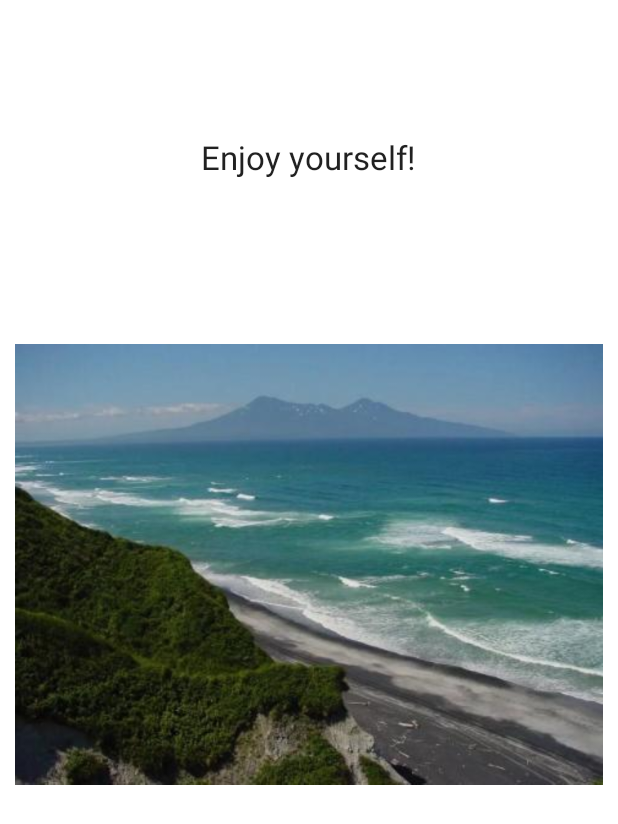
After one commit to mihan-pro/NNGASU_MOBILE_DEVELOPMENT_LABS, an Android app: the Curily screen opened directly, with no data from a screen before it, on a phone screen of 412 x 824 dp. The commit adds this screen. Shown: the top 824 px of the screen. Run offline under Robolectric (Android 15) with nearby library versions, the phone set to English and light mode, and no system bars.

Commit message:
feat: lab work 4 - travel destinations

```diff
--- a/app/src/main/AndroidManifest.xml
+++ b/app/src/main/AndroidManifest.xml
@@ -10,7 +10,7 @@
         android:supportsRtl="true"
         android:theme="@style/Theme.Proshin9341">
         <activity
-            android:name=".MainActivity"
+            android:name=".MultiScreenMainActivity"
             android:exported="true">
             <intent-filter>
                 <action android:name="android.intent.action.MAIN" />
@@ -18,6 +18,10 @@
                 <category android:name="android.intent.category.LAUNCHER" />
             </intent-filter>
         </activity>
+        <activity android:name=".Canari"/>
+        <activity android:name=".Curily"/>
+        <activity android:name=".Maldivi"/>
+        <activity android:name=".Philippini"/>
     </application>
 
 </manifest>
--- /dev/null
+++ b/app/src/main/java/com/app/proshin934_1/Curily.java
@@ -0,0 +1,14 @@
+package com.app.proshin934_1;
+
+import android.app.Activity;
+import android.os.Bundle;
+
+public class Curily extends Activity
+{
+    @Override
+    protected void onCreate(Bundle savedInstanceState)
+    {
+        super.onCreate(savedInstanceState);
+        setContentView(R.layout.curili);
+    }
+}
--- /dev/null
+++ b/app/src/main/res/layout/curili.xml
@@ -0,0 +1,27 @@
+<?xml version="1.0" encoding="utf-8"?>
+<RelativeLayout xmlns:android="http://schemas.android.com/apk/res/android"
+    android:id="@+id/RelativeLayout1"
+    android:layout_width="fill_parent"
+    android:layout_height="fill_parent"
+    android:padding="10dip" >
+
+    <ImageView
+        android:id="@+id/imageView1"
+        android:layout_width="wrap_content"
+        android:layout_height="wrap_content"
+        android:layout_alignParentTop="true"
+        android:layout_centerHorizontal="true"
+        android:layout_marginTop="186dp"
+        android:src="@drawable/kurili" />
+
+    <TextView
+        android:id="@+id/textView1"
+        android:layout_width="wrap_content"
+        android:layout_height="wrap_content"
+        android:layout_alignParentTop="true"
+        android:layout_centerHorizontal="true"
+        android:layout_marginTop="80dp"
+        android:text="@string/enjoy"
+        android:textAppearance="?android:attr/textAppearanceLarge" />
+
+</RelativeLayout>
```
Also changed, not shown: app/src/main/java/com/app/proshin934_1/Canari.java (added, +14 -0 lines), app/src/main/java/com/app/proshin934_1/MainActivity.java (deleted, +0 -14 lines), app/src/main/java/com/app/proshin934_1/Maldivi.java (added, +14 -0 lines), app/src/main/java/com/app/proshin934_1/MultiScreenMainActivity.java (added, +48 -0 lines), app/src/main/java/com/app/proshin934_1/Philippini.java (added, +14 -0 lines), app/src/main/res/layout/activity_main.xml (deleted, +0 -18 lines), app/src/main/res/layout/canari.xml (added, +27 -0 lines), app/src/main/res/layout/maldivi.xml (added, +27 -0 lines), app/src/main/res/layout/philippines.xml (added, +27 -0 lines), app/src/main/res/values/strings.xml (+8 -1 lines), app/src/main/res/drawable/filippines.jpg (added), app/src/main/res/drawable/kurili.jpg (added), app/src/main/res/drawable/maldives.jpg (added), app/src/main/res/drawable/shutterstock_104104610_0.jpg (added), 2 other files.
